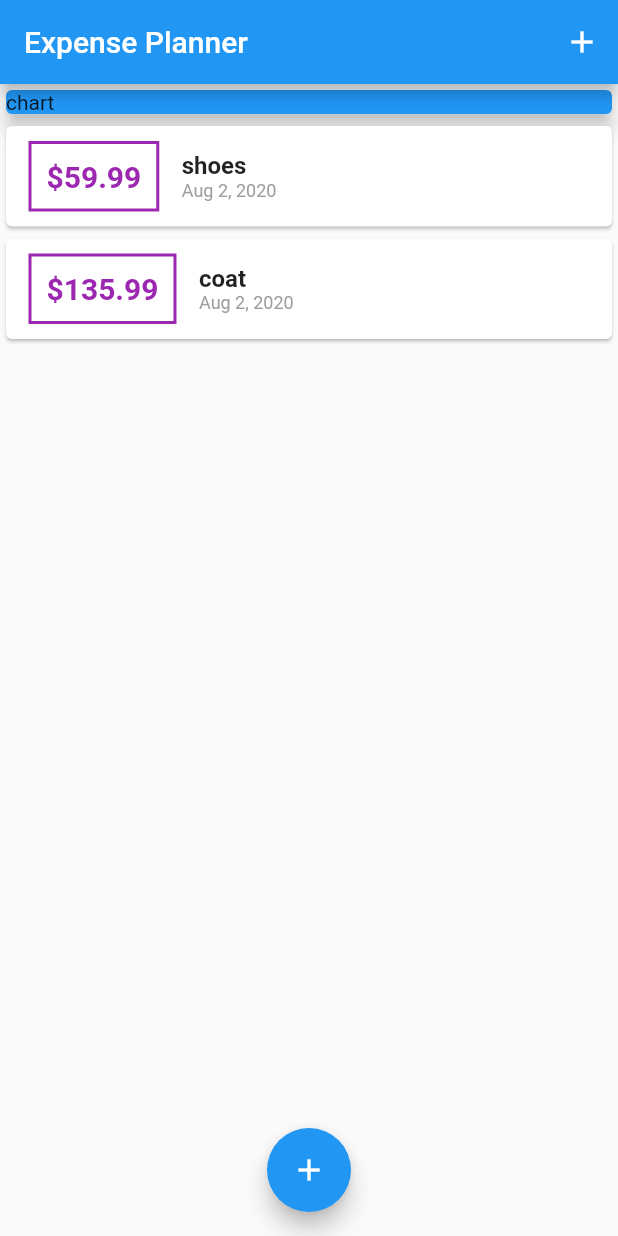
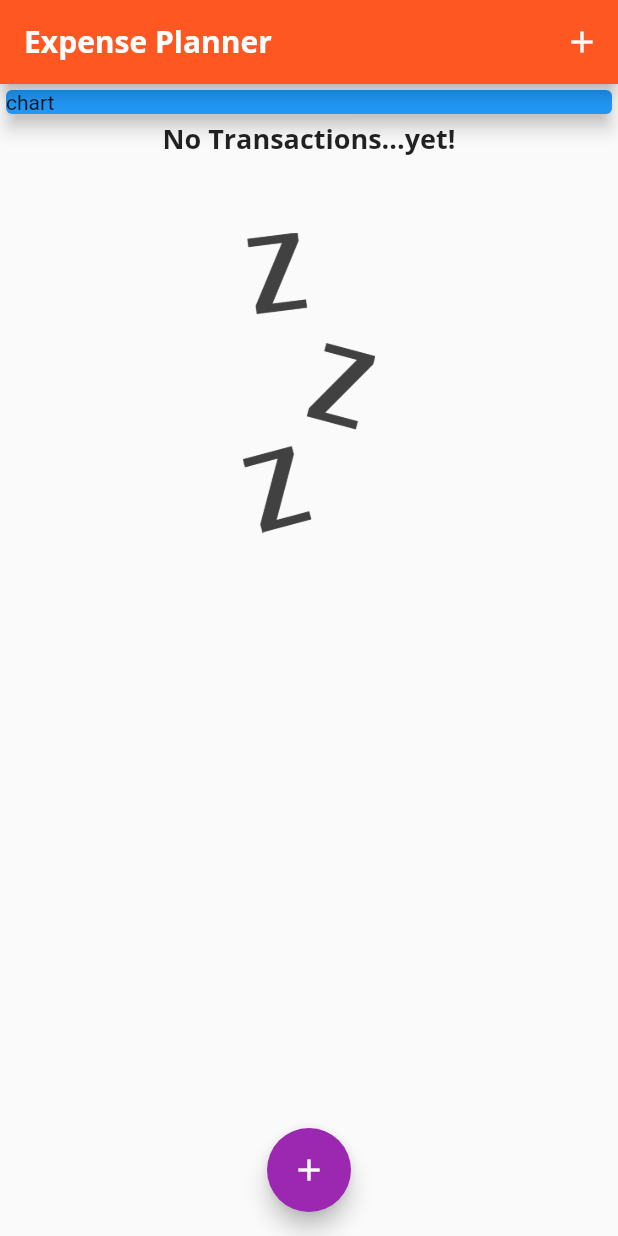
Before and after one commit to AdamTasma/flutter_expense_planner, a Flutter app: the screen it shows after launch, on a phone screen of 412 x 824 dp. Run offline on Flutter 3.47's test engine with Material 2 defaults, Android fonts, the phone set to English and light mode, and no system bars.

Commit message:
use the fonts, and show the waiting image if there are no transactions yet in the list

```diff
--- a/lib/main.dart
+++ b/lib/main.dart
@@ -10,6 +10,28 @@ class MyApp extends StatelessWidget {
   Widget build(BuildContext context) {
     return MaterialApp(
       title: 'Material App Expense Planner',
+      theme: ThemeData(
+        primarySwatch: Colors.deepOrange,
+        accentColor: Colors.purple,
+        bottomAppBarColor: Colors.green,
+        fontFamily: 'QuickSand',
+        textTheme: ThemeData.light().textTheme.copyWith(
+              title: TextStyle(
+                fontFamily: 'OpenSans',
+                fontWeight: FontWeight.bold,
+                fontSize: 18,
+              ),
+            ),
+        appBarTheme: AppBarTheme(
+          textTheme: ThemeData.light().textTheme.copyWith(
+                title: TextStyle(
+                  fontFamily: "OpenSans",
+                  fontSize: 20,
+                  fontWeight: FontWeight.bold,
+                ),
+              ),
+        ),
+      ),
       home: MyHomePage(),
     );
   }
@@ -24,18 +46,18 @@ class MyHomePage extends StatefulWidget {
 
 class _MyHomePageState extends State<MyHomePage> {
   final List<Transaction> _userTransactions = [
-    Transaction(
-      id: 't1',
-      title: 'shoes',
-      amount: 59.99,
-      date: DateTime.now(),
-    ),
-    Transaction(
-      id: 't2',
-      title: 'coat',
-      amount: 135.99,
-      date: DateTime.now(),
-    ),
+//    Transaction(
+//      id: 't1',
+//      title: 'shoes',
+//      amount: 59.99,
+//      date: DateTime.now(),
+//    ),
+//    Transaction(
+//      id: 't2',
+//      title: 'coat',
+//      amount: 135.99,
+//      date: DateTime.now(),
+//    ),
   ];
 
   void _addNewTransaction(String title, double amount) {
@@ -64,7 +86,9 @@ class _MyHomePageState extends State<MyHomePage> {
   Widget build(BuildContext context) {
     return Scaffold(
       appBar: AppBar(
-        title: Text('Expense Planner'),
+        title: Text(
+          'Expense Planner',
+        ),
         actions: <Widget>[
           IconButton(
             icon: Icon(Icons.add),
--- a/lib/widgets/transactions_list.dart
+++ b/lib/widgets/transactions_list.dart
@@ -9,10 +9,29 @@ class TransactionList extends StatelessWidget {
   TransactionList(this.transactions);
 
   @override
-  Widget build(BuildContext) {
+  Widget build(context) {
     return Container(
       height: 300,
-      child: ListView.builder(
+      child: transactions.isEmpty
+          ? Column(
+              children: <Widget>[
+                Text(
+                  'No Transactions...yet!',
+                  style: Theme.of(context).textTheme.title,
+                ),
+                SizedBox(
+                  height: 50,
+                ),
+                Container(
+                  height: 200,
+                  child: Image.asset(
+                    'assets/images/waiting.png',
+                    fit: BoxFit.cover,
+                  ),
+                )
+              ],
+            )
+          : ListView.builder(
               itemBuilder: (ctx, index) {
                 return Card(
                   child: Row(
@@ -21,7 +40,7 @@ class TransactionList extends StatelessWidget {
                         margin: EdgeInsets.symmetric(vertical: 10, horizontal: 15),
                         decoration: BoxDecoration(
                           border: Border.all(
-                      color: Colors.purple,
+                            color: Theme.of(context).primaryColorDark,
                             width: 2,
                           ),
                         ),
@@ -31,22 +50,19 @@ class TransactionList extends StatelessWidget {
                           style: TextStyle(
                             fontWeight: FontWeight.bold,
                             fontSize: 20,
-                      color: Colors.purple,
+                            color: Theme.of(context).primaryColor,
                           ),
                         ),
                       ),
                       Column(crossAxisAlignment: CrossAxisAlignment.start, children: <Widget>[
                         Text(
                           transactions[index].title,
-                    style: TextStyle(
-                      fontWeight: FontWeight.bold,
-                      fontSize: 16,
-                    ),
+                          style: Theme.of(context).textTheme.title,
                         ),
                         Text(DateFormat.yMMMd().format(transactions[index].date),
                             style: TextStyle(
                               fontSize: 12,
-                        color: Colors.grey,
+                              color: Theme.of(context).primaryColorDark,
                             )),
                       ])
                     ],
```
Lines whose indentation alone changed are shown as unchanged.
